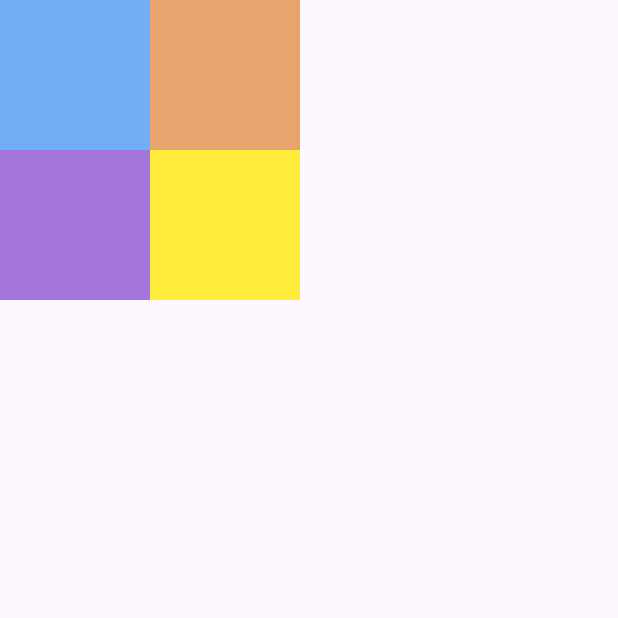
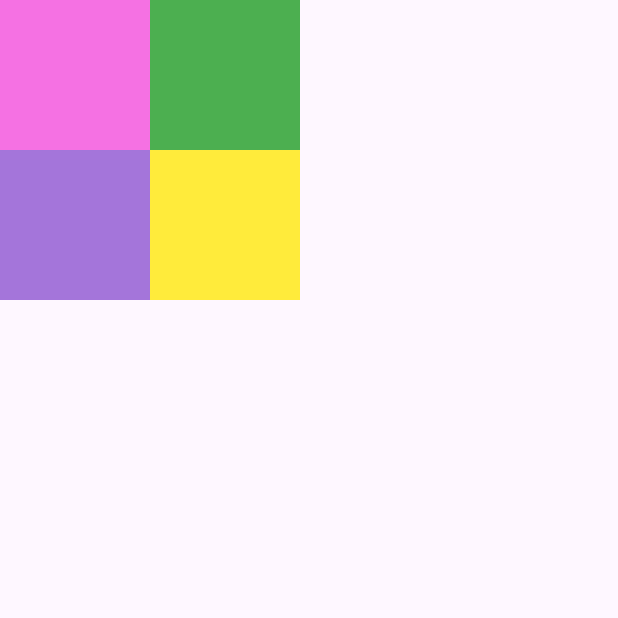
Before and after one commit to keyshaavrilita/psas_mobile_xipplg2, a Flutter app: the dashboard screen opened by its route, on a phone screen of 412 x 824 dp, the top half of it. Run offline on Flutter 3.47's test engine with Material 3 defaults, Android fonts, the phone set to English and light mode, and no system bars.

Commit message:
mengganti warna

```diff
--- a/lib/dashboard.dart
+++ b/lib/dashboard.dart
@@ -13,7 +13,7 @@ class dashboard extends StatelessWidget {
               Container(
                 height: 100,
                 width: 100,
-                color: Color.fromARGB(255, 113, 174, 245),
+                color: Color.fromARGB(255, 245, 113, 227),
               ),
               Container(
                 height: 100,
@@ -27,7 +27,7 @@ class dashboard extends StatelessWidget {
               Container(
                 height: 100,
                 width: 100,
-                color: Color.fromARGB(255, 231, 164, 108),
+                color: Colors.green,
               ),
               Container(
                 height: 100,
```
